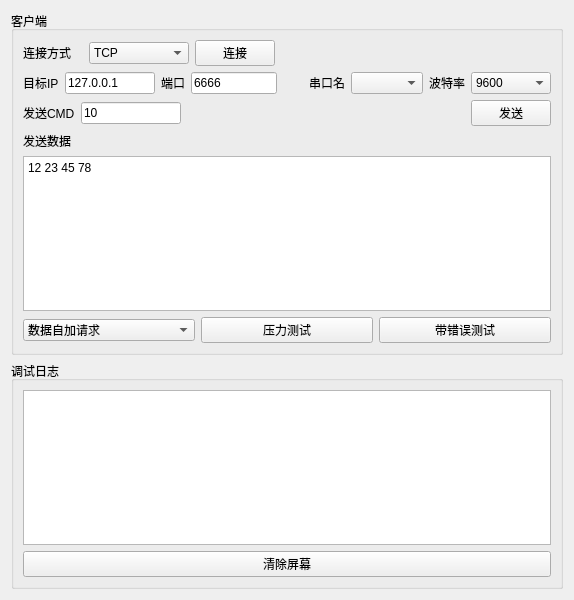
Old version of the form demo/qt/demomain.ui in the repository kidtic/eIODP-2.0.
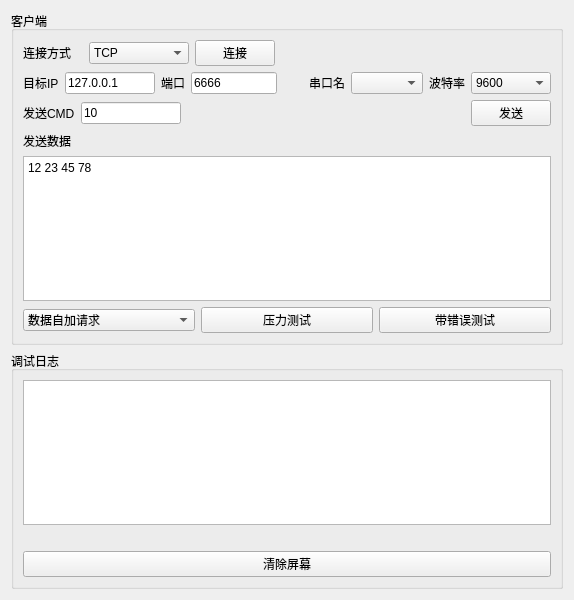
New version of the form.

Diff of the .ui file:
```diff
--- a/demo/qt/demomain.ui
+++ b/demo/qt/demomain.ui
@@ -351,6 +351,13 @@
       <item>
        <widget class="QTextBrowser" name="tb_log"/>
       </item>
+      <item>
+       <widget class="QLabel" name="lb_log">
+        <property name="text">
+         <string/>
+        </property>
+       </widget>
+      </item>
       <item>
        <layout class="QHBoxLayout" name="horizontalLayout">
         <item>
```
Left out of the diff: 2 changed lines with no effect on the pictures.
